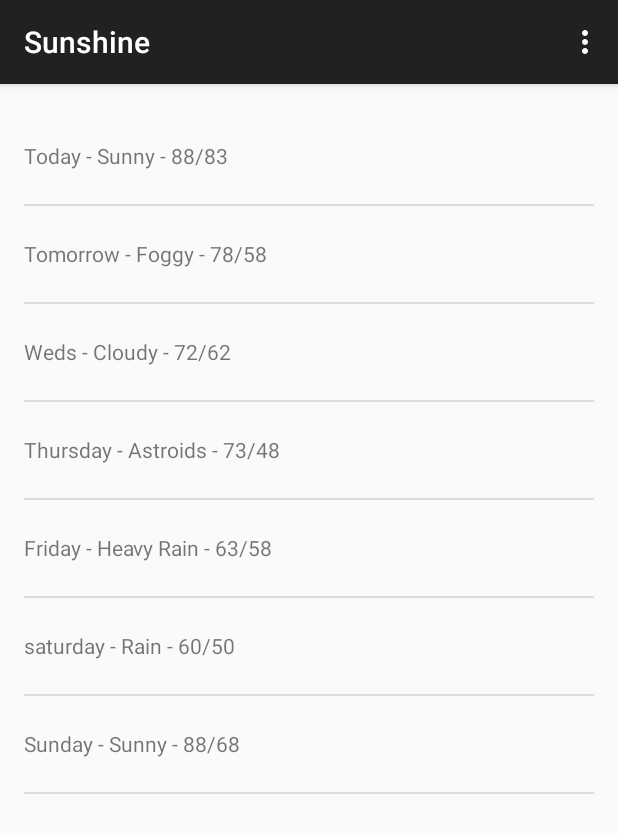
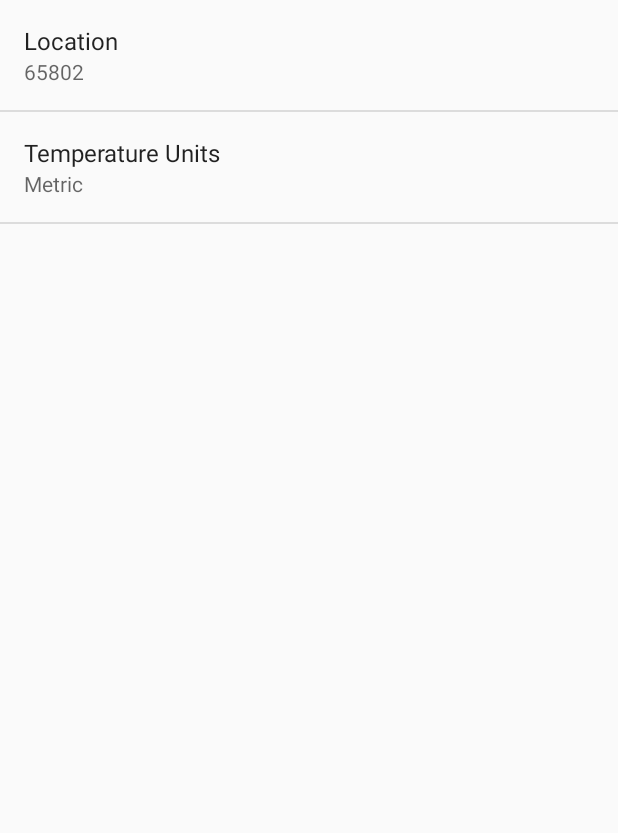
Before and after one commit to ScottyJ9/CSC-596-Android-Project, an Android app: the screen it shows after launch (MainActivity before the commit, SettingsActivity after it), in the options menu, after a tap on "Settings", on a phone screen of 412 x 824 dp. Shown: the top 833 px of the screen. Run offline under Robolectric (Android 15) with nearby library versions, the phone set to English and light mode, and no system bars.

Commit message:
3/4 through lesson 3. Added detail for layout and fragments, added settings menu. update how the refresh button work.

```diff
--- a/Sunshine/app/src/main/java/com/example/owner/sunshine/app/ForecastFragment.java
+++ b/Sunshine/app/src/main/java/com/example/owner/sunshine/app/ForecastFragment.java
@@ -1,8 +1,11 @@
 package com.example.owner.sunshine.app;
 
+import android.content.Intent;
+import android.content.SharedPreferences;
 import android.net.Uri;
 import android.os.AsyncTask;
 import android.os.Bundle;
+import android.preference.PreferenceManager;
 import android.support.v4.app.Fragment;
 import android.util.Log;
 import android.view.LayoutInflater;
@@ -11,8 +14,10 @@ import android.view.MenuInflater;
 import android.view.MenuItem;
 import android.view.View;
 import android.view.ViewGroup;
+import android.widget.AdapterView;
 import android.widget.ArrayAdapter;
 import android.widget.ListView;
+import android.widget.Toast;
 
 import org.json.JSONArray;
 import org.json.JSONException;
@@ -25,9 +30,7 @@ import java.io.InputStreamReader;
 import java.net.HttpURLConnection;
 import java.net.URL;
 import java.util.ArrayList;
-import java.util.Arrays;
 import java.util.Calendar;
-import java.util.List;
 
 
 /**
@@ -44,6 +47,7 @@ public class ForecastFragment extends Fragment {
         // Add this line in order for this fragment to handle menu events.
         setHasOptionsMenu(true);
     }
+
     @Override
     public void onCreateOptionsMenu(Menu menu, MenuInflater inflater) {
         inflater.inflate(R.menu.forecast_fragment, menu);
@@ -56,40 +60,54 @@ public class ForecastFragment extends Fragment {
         // as you specify a parent activity in AndroidManifest.xml.
         int id = item.getItemId();
         if (id == R.id.action_refresh) {
-            FetchWeatherTask weatherTask = new FetchWeatherTask();
-            weatherTask.execute("65802");
+            updateWeather();
             return true;
         }
         return super.onOptionsItemSelected(item);
     }
     @Override
     public View onCreateView(LayoutInflater inflater, ViewGroup container, Bundle savedInstanceState) {
-        String[] forecastArray = {
-                "Today - Sunny - 88/83",
-                "Tomorrow - Foggy - 78/58",
-                "Weds - Cloudy - 72/62",
-                "Thursday - Astroids - 73/48",
-                "Friday - Heavy Rain - 63/58",
-                "saturday - Rain - 60/50",
-                "Sunday - Sunny - 88/68"
-        };
-        View rootView = inflater.inflate(R.layout.fragment_main, container, false);
-        List<String> weekForecast = new ArrayList<String>(Arrays.asList(forecastArray));
+
+
 
         mForecastAdapter = new ArrayAdapter<String>(
-                //the curetn context
-                getActivity(),
-                //ID of the list item layout
-                R.layout.list_item_forecast,
-                //Id of the text view to populate
-                R.id.list_item_forecast_textview,
-                //Forcast data
-                weekForecast);
+                getActivity(),//the curetn context
+                R.layout.list_item_forecast,//ID of the list item layout
+                R.id.list_item_forecast_textview,  //Id of the text view to populate
+                new ArrayList<String>());//Forcast data
+
+        View rootView = inflater.inflate(R.layout.fragment_main, container, false);
         ListView listView = (ListView) rootView.findViewById(R.id.listview_forecast);
         listView.setAdapter(mForecastAdapter);
 
+        listView.setOnItemClickListener(new AdapterView.OnItemClickListener(){
+
+            @Override
+            public void onItemClick(AdapterView<?> adapterView, View view, int i, long l){
+                String forecast = mForecastAdapter.getItem(i);
+                Toast toast = Toast.makeText(getActivity(), forecast, Toast.LENGTH_SHORT);
+                toast.show();
+                Intent intent = new Intent(getActivity(), DetailActivity.class).putExtra(Intent.EXTRA_TEXT, forecast);
+                startActivity(intent);
+            }
+        });
         return rootView;
     }
+
+    private void updateWeather(){
+        FetchWeatherTask weatherTask = new FetchWeatherTask();
+        SharedPreferences prefs = PreferenceManager.getDefaultSharedPreferences(getActivity());
+        String location = prefs.getString(getString(R.string.pref_location_key),getString(R.string.pref_location_default));
+        weatherTask.execute(location);
+
+    }
+
+    @Override
+    public void onStart(){
+        super.onStart();
+        updateWeather();
+    }
+
 
     public class FetchWeatherTask extends AsyncTask<String,Void,String[]> {
         private final String LOG_TAG = FetchWeatherTask.class.getSimpleName();
@@ -103,34 +121,33 @@ public class ForecastFragment extends Fragment {
             //it must be converted to milisecionds in order to be convered to a vaild date
             String monthString;
             switch (month) {
-                case 1:  monthString = "January";
+                case 0:  monthString = "January";
                     break;
-                case 2:  monthString = "February";
+                case 1:  monthString = "February";
                     break;
-                case 3:  monthString = "March";
+                case 2:  monthString = "March";
                     break;
-                case 4:  monthString = "April";
+                case 3:  monthString = "April";
                     break;
-                case 5:  monthString = "May";
+                case 4:  monthString = "May";
                     break;
-                case 6:  monthString = "June";
+                case 5:  monthString = "June";
                     break;
-                case 7:  monthString = "July";
+                case 6:  monthString = "July";
                     break;
-                case 8:  monthString = "August";
+                case 7:  monthString = "August";
                     break;
-                case 9:  monthString = "September";
+                case 8:  monthString = "September";
                     break;
-                case 10: monthString = "October";
+                case 9: monthString = "October";
                     break;
-                case 11: monthString = "November";
+                case 10: monthString = "November";
                     break;
-                case 12: monthString = "December";
+                case 11: monthString = "December";
                     break;
                 default: monthString = "Invalid month";
                     break;
             }
-            System.out.println(monthString);
 
             String weekDayString;
             switch (weekDay) {
@@ -164,16 +181,24 @@ public class ForecastFragment extends Fragment {
             else if(queryNum ==1){
                 weekDayString = "Tomorrow";
             }
-            System.out.println(weekDayString);
-            String resultString = weekDayString + monthString + dateNum;
+            Log.v(LOG_TAG, weekDayString)
+            ;
+            String resultString = weekDayString+ " " + monthString + " " + dateNum;
             return resultString;
         }
 
         /*
          * prepare for high/lows for presentation
          */
-        private String formatHighLows(double high, double low){
+        private String formatHighLows(double high, double low, String unitType){
             //for presentaion, assume the user doesn't care about tenths of a degree
+            if(unitType.equals(getString(R.string.pref_units_imperial))){
+                high = (high *1.8) +32;
+                low = (low *1.8)+32;
+            }else if(!unitType.equals(getString(R.string.pref_units_metric))){
+                Log.d(LOG_TAG, "unit type not found" + unitType);
+            }
+
             long roundedHigh = Math.round(high);
             long roundedLow = Math.round(low);
             String highLowStr = roundedHigh + "/" + roundedLow;
@@ -195,7 +220,6 @@ public class ForecastFragment extends Fragment {
             final String OWN_MAX = "max";
             final String OWN_MIN = "min";
             final String OWN_DESCRIPTION = "main";
-
             JSONObject forecastJson = new JSONObject(forecastJsonStr);
             JSONArray weatherArray = forecastJson.getJSONArray(OWM_LIST);
 
@@ -205,7 +229,8 @@ public class ForecastFragment extends Fragment {
 
             // since this data is also sent in oder and the first is always the current day
             // we are going to take advantage of that to get a nice normatilve UTC date for all of our weather
-
+            SharedPreferences sharedPrefs = PreferenceManager.getDefaultSharedPreferences(getActivity());
+            String unitType = sharedPrefs.getString(getString(R.string.pref_units_key),getString(R.string.pref_units_metric));
 
             Calendar calender = Calendar.getInstance();
             int dayIs = calender.get(Calendar.DATE);
@@ -234,7 +259,7 @@ public class ForecastFragment extends Fragment {
                 JSONObject temperatureObject = dayForecast.getJSONObject(OWN_TEMPERATURE);
                 double high = temperatureObject.getDouble(OWN_MAX);
                 double low = temperatureObject.getDouble(OWN_MIN);
-                highAndLow = formatHighLows(high, low);
+                highAndLow = formatHighLows(high, low, unitType);
 
                 resultStrs[i] = day + " - " + description + " - " + highAndLow;
                 calender.add(Calendar.DATE, 1);
@@ -242,7 +267,7 @@ public class ForecastFragment extends Fragment {
 
             for( String s: resultStrs){
 
-                Log.v(LOG_TAG, "forcast entry: " + s);
+                Log.v(LOG_TAG, "forecast entry: " + s);
             }
             return resultStrs;
         }
@@ -327,16 +352,24 @@ public class ForecastFragment extends Fragment {
                     }
                 }
             }
+
+            try{
+                return getWeatherDataFromJson(forecastJsonStr, numDays);
+            } catch(JSONException e){
+                Log.e(LOG_TAG, e.getMessage(), e);
+                e.printStackTrace();
+            }
             return null;
         }
 
         @Override
-        protected void onPostExecute(String[] result){
-            if(result != null) {
+        protected void onPostExecute(String[] result) {
+            if (result != null) {
                 mForecastAdapter.clear();
-                for (String dayForecastStr : result) {
+                for(String dayForecastStr : result) {
                     mForecastAdapter.add(dayForecastStr);
                 }
+                // New data is back from the server.  Hooray!
             }
         }
     }
--- a/Sunshine/app/src/main/java/com/example/owner/sunshine/app/MainActivity.java
+++ b/Sunshine/app/src/main/java/com/example/owner/sunshine/app/MainActivity.java
@@ -1,5 +1,6 @@
 package com.example.owner.sunshine.app;
 
+import android.content.Intent;
 import android.support.v7.app.ActionBarActivity;
 import android.os.Bundle;
 import android.view.Menu;
@@ -12,8 +13,12 @@ public class MainActivity extends ActionBarActivity {
     protected void onCreate(Bundle savedInstanceState) {
         super.onCreate(savedInstanceState);
         setContentView(R.layout.activity_main);
+        if (savedInstanceState == null) {
+            getSupportFragmentManager().beginTransaction()
+                    .add(R.id.container, new ForecastFragment())
+                    .commit();
+        }
     }
-
 
     @Override
     public boolean onCreateOptionsMenu(Menu menu) {
@@ -31,6 +36,7 @@ public class MainActivity extends ActionBarActivity {
 
         //noinspection SimplifiableIfStatement
         if (id == R.id.action_settings) {
+            startActivity(new Intent(this, SettingsActivity.class));
             return true;
         }
 
--- /dev/null
+++ b/Sunshine/app/src/main/java/com/example/owner/sunshine/app/SettingsActivity.java
@@ -0,0 +1,72 @@
+package com.example.owner.sunshine.app;
+
+import android.os.Bundle;
+import android.preference.ListPreference;
+import android.preference.Preference;
+import android.preference.PreferenceActivity;
+import android.preference.PreferenceManager;
+
+/**
+ * A {@link PreferenceActivity} that presents a set of application settings.
+ * <p>
+ * See <a href="http://developer.android.com/design/patterns/settings.html">
+ * Android Design: Settings</a> for design guidelines and the <a
+ * href="http://developer.android.com/guide/topics/ui/settings.html">Settings
+ * API Guide</a> for more information on developing a Settings UI.
+ */
+public class SettingsActivity extends PreferenceActivity
+        implements Preference.OnPreferenceChangeListener {
+
+    @Override
+    public void onCreate(Bundle savedInstanceState) {
+        super.onCreate(savedInstanceState);
+        // Add 'general' preferences, defined in the XML file
+        // TODO: Add preferences from XML
+        addPreferencesFromResource(R.xml.pref_general);
+
+        // For all preferences, attach an OnPreferenceChangeListener so the UI summary can be
+        // updated when the preference changes.
+        // TODO: Add preferences
+        bindPreferenceSummaryToValue(findPreference(getString(R.string.pref_location_key)));
+        bindPreferenceSummaryToValue(findPreference(getString(R.string.pref_units_key)));
+    }
+
+
+
+    /**
+     * Attaches a listener so the summary is always updated with the preference value.
+     * Also fires the listener once, to initialize the summary (so it shows up before the value
+     * is changed.)
+     */
+    private void bindPreferenceSummaryToValue(Preference preference) {
+        // Set the listener to watch for value changes.
+        preference.setOnPreferenceChangeListener(this);
+
+        // Trigger the listener immediately with the preference's
+        // current value.
+        onPreferenceChange(preference,
+                PreferenceManager
+                        .getDefaultSharedPreferences(preference.getContext())
+                        .getString(preference.getKey(), ""));
+    }
+
+    @Override
+    public boolean onPreferenceChange(Preference preference, Object value) {
+        String stringValue = value.toString();
+
+        if (preference instanceof ListPreference) {
+            // For list preferences, look up the correct display value in
+            // the preference's 'entries' list (since they have separate labels/values).
+            ListPreference listPreference = (ListPreference) preference;
+            int prefIndex = listPreference.findIndexOfValue(stringValue);
+            if (prefIndex >= 0) {
+                preference.setSummary(listPreference.getEntries()[prefIndex]);
+            }
+        } else {
+            // For other preferences, set the summary to the value's simple string representation.
+            preference.setSummary(stringValue);
+        }
+        return true;
+    }
+
+}
--- /dev/null
+++ b/Sunshine/app/src/main/res/layout/activity_detail.xml
@@ -0,0 +1,4 @@
+<FrameLayout xmlns:android="http://schemas.android.com/apk/res/android"
+    xmlns:tools="http://schemas.android.com/tools" android:id="@+id/container"
+    android:layout_width="match_parent" android:layout_height="match_parent"
+    tools:context="com.example.android.sunshine.app.DetailActivity" tools:ignore="MergeRootFrame" />
--- a/Sunshine/app/src/main/res/layout/fragment_main.xml
+++ b/Sunshine/app/src/main/res/layout/fragment_main.xml
@@ -1,9 +1,12 @@
 <FrameLayout xmlns:android="http://schemas.android.com/apk/res/android"
-    xmlns:tools="http://schemas.android.com/tools" android:layout_width="match_parent"
-    android:layout_height="match_parent" android:paddingLeft="@dimen/activity_horizontal_margin"
+    xmlns:tools="http://schemas.android.com/tools"
+    android:layout_width="match_parent"
+    android:layout_height="match_parent"
+    android:paddingLeft="@dimen/activity_horizontal_margin"
     android:paddingRight="@dimen/activity_horizontal_margin"
     android:paddingTop="@dimen/activity_vertical_margin"
-    android:paddingBottom="@dimen/activity_vertical_margin" tools:context=".MainActivityFragment">
+    android:paddingBottom="@dimen/activity_vertical_margin"
+    tools:context=".MainActivity$ForecastFragment">
 
     <ListView
         android:id="@+id/listview_forecast"
--- /dev/null
+++ b/Sunshine/app/src/main/res/xml/pref_general.xml
@@ -0,0 +1,20 @@
+<?xml version="1.0" encoding="utf-8"?>
+<PreferenceScreen xmlns:android="http://schemas.android.com/apk/res/android"
+    android:layout_width = "match_parent"
+    android:layout_height = "match_parent">
+
+    <EditTextPreference
+        android:title = "@string/pref_location_label"
+        android:key = "@string/pref_location_key"
+        android:defaultValue = "@string/pref_location_default"
+        android:inputType= "text"
+        android:singleLine = "true" />
+
+    <ListPreference
+        android:title="@string/pref_units_label"
+        android:key="@string/pref_units_key"
+        android:defaultValue="@string/pref_units_metric"
+        android:entryValues="@array/pref_units_values"
+        android:entries="@array/pref_units_options" />
+
+</PreferenceScreen>
```
Also changed, not shown: Sunshine/app/src/main/AndroidManifest.xml (+18 -0 lines), Sunshine/app/src/main/java/com/example/owner/sunshine/app/DetailActivity.java (added, +86 -0 lines), Sunshine/app/src/main/res/layout/activity_main.xml (+5 -5 lines), Sunshine/app/src/main/res/layout/activity_settings.xml (added, +12 -0 lines), Sunshine/app/src/main/res/layout/fragment_detail.xml (added, +14 -0 lines), Sunshine/app/src/main/res/menu/detail.xml (added, +7 -0 lines), Sunshine/app/src/main/res/menu/menu_setttings.xml (added, +7 -0 lines), Sunshine/app/src/main/res/values/arrays.xml (added, +12 -0 lines), Sunshine/app/src/main/res/values/strings.xml (+11 -0 lines).
